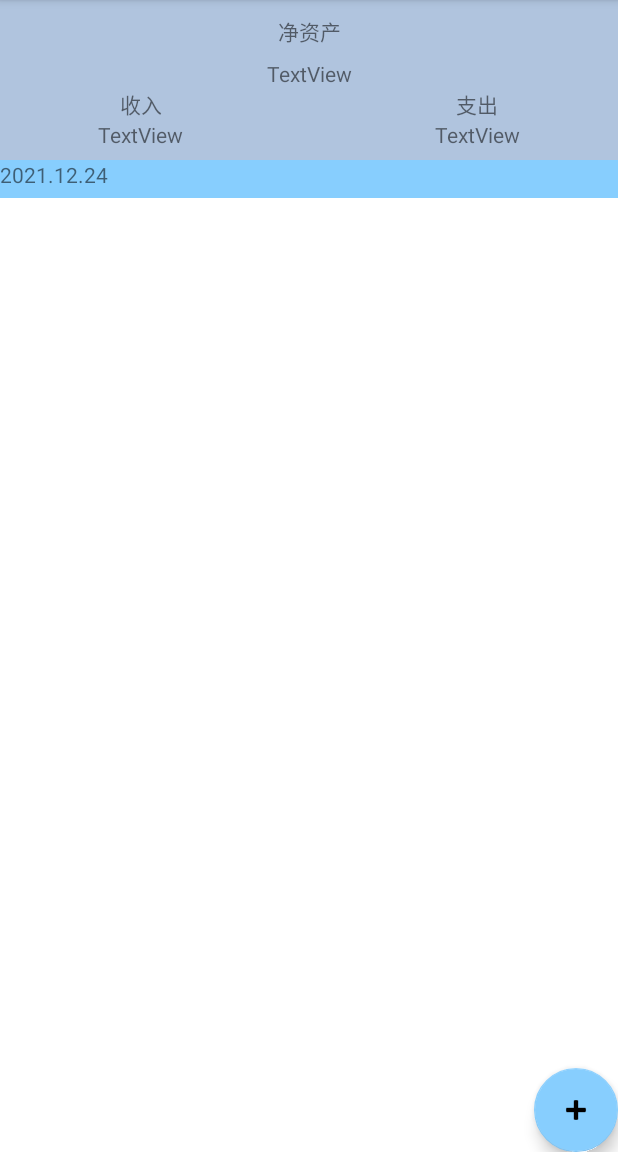
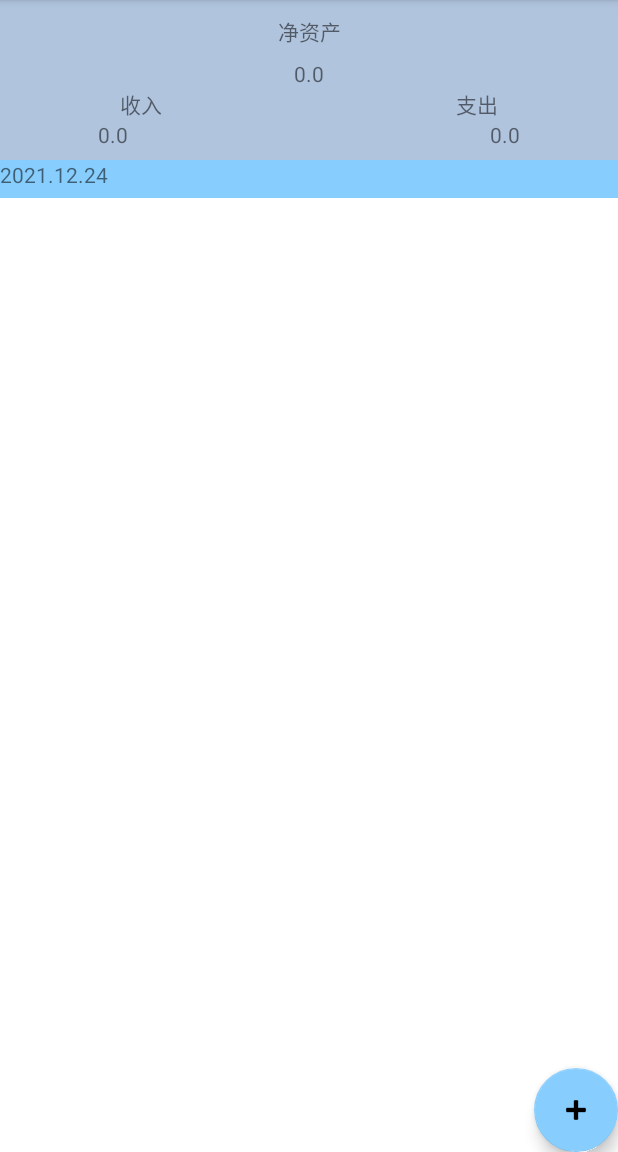
Before and after one commit to kyyahan3/Account_Book, an Android app: the screen it shows after launch (MainActivity), on a phone screen of 412 x 824 dp, the part 84-1236 px from its top. Run offline under Robolectric (Android 15) with nearby library versions, the phone set to English and light mode, and no system bars.

Commit message:
V2.4.计算金额已完成

```diff
--- a/app/src/main/java/com/jnu/accountbook/InputActivity.java
+++ b/app/src/main/java/com/jnu/accountbook/InputActivity.java
@@ -7,8 +7,7 @@ import android.os.Bundle;
 import android.view.View;
 import android.widget.Button;
 import android.widget.EditText;
-
-import java.util.Calendar;
+import android.widget.ImageView;
 
 public class InputActivity extends AppCompatActivity {
 
@@ -39,6 +38,7 @@ public class InputActivity extends AppCompatActivity {
             intent.putExtra("position",position);
             intent.putExtra("name",editTextName.getText().toString());
             intent.putExtra("money",Double.parseDouble(editTextMoney.getText().toString()));
+
             setResult(MainActivity.RESULT_CODE_ADD_DATA,intent);
             InputActivity.this.finish();
         }
--- a/app/src/main/java/com/jnu/accountbook/MainActivity.java
+++ b/app/src/main/java/com/jnu/accountbook/MainActivity.java
@@ -105,6 +105,21 @@ public class MainActivity extends AppCompatActivity {
         String mDay = String.valueOf(c.get(Calendar.DAY_OF_MONTH));
         textViewDate.setText(mYear + "." + mMonth + "." + mDay );
 
+        //计算净资产
+        TextView textViewNetAsset=findViewById(R.id.text_view_amount_net_asset);
+        TextView textViewIncome=findViewById(R.id.text_view_amount_income);
+        TextView textViewSpend=findViewById(R.id.text_view_amount_spend);
+        double income = 0.0;
+        double spend = 0.0;
+        for(int i=0; i<accountItems.size(); i++) {
+            if(accountItems.get(i).getName().equals("income"))
+                income += accountItems.get(i).getMoney();
+            else
+                spend += accountItems.get(i).getMoney();
+        }
+        textViewIncome.setText(String.valueOf(income));
+        textViewSpend.setText(String.valueOf(spend));
+        textViewNetAsset.setText(String.valueOf(income-spend));
     }
 
     public void initData(){
@@ -212,6 +227,8 @@ public class MainActivity extends AppCompatActivity {
 */
                         intent =new Intent(MainActivity.this,InputActivity.class);
                         intent.putExtra("position",position);
+                        intent.putExtra("name",accountItems.get(position).getName());
+                        intent.putExtra("picture",accountItems.get(position).getPictureId());
                         launcherAdd.launch(intent);
                         break;
 
@@ -239,6 +256,8 @@ public class MainActivity extends AppCompatActivity {
                 }
                 return false;
             }
+
+
         }
     }
 }
```
